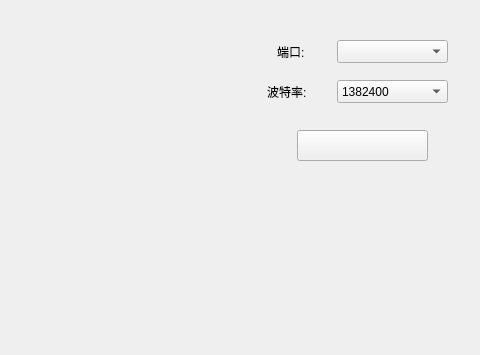
This is mainwindow.ui in 0x5E0C/uwb as Qt 5 draws it before an edit; both pictures show x 553 to 1033 and y 0 to 355 of the 1033 by 650 pixel window. The edited form follows.
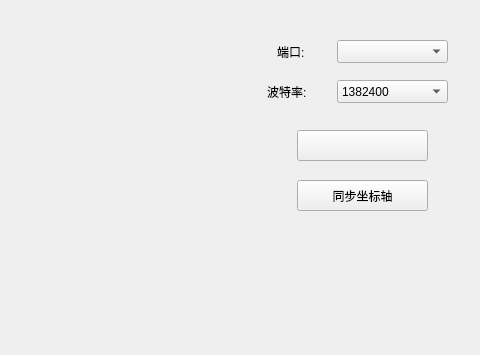
This is the edited form. Custom widgets are drawn as their Qt base class.

The edit to the form file:
```diff
--- a/mainwindow.ui
+++ b/mainwindow.ui
@@ -182,6 +182,19 @@
      </property>
     </item>
    </widget>
+   <widget class="QPushButton" name="syncButton">
+    <property name="geometry">
+     <rect>
+      <x>850</x>
+      <y>180</y>
+      <width>131</width>
+      <height>31</height>
+     </rect>
+    </property>
+    <property name="text">
+     <string>同步坐标轴</string>
+    </property>
+   </widget>
   </widget>
   <widget class="QMenuBar" name="menubar">
    <property name="geometry">
```
Left out of the diff: 2 changed lines with no effect on the pictures.
